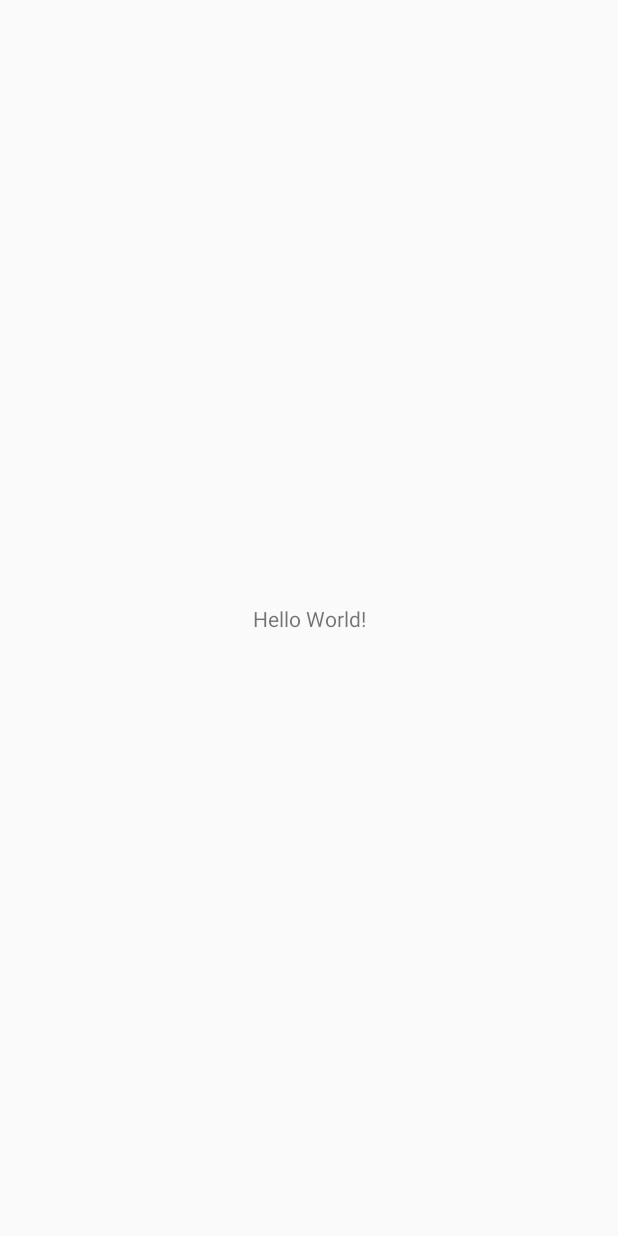
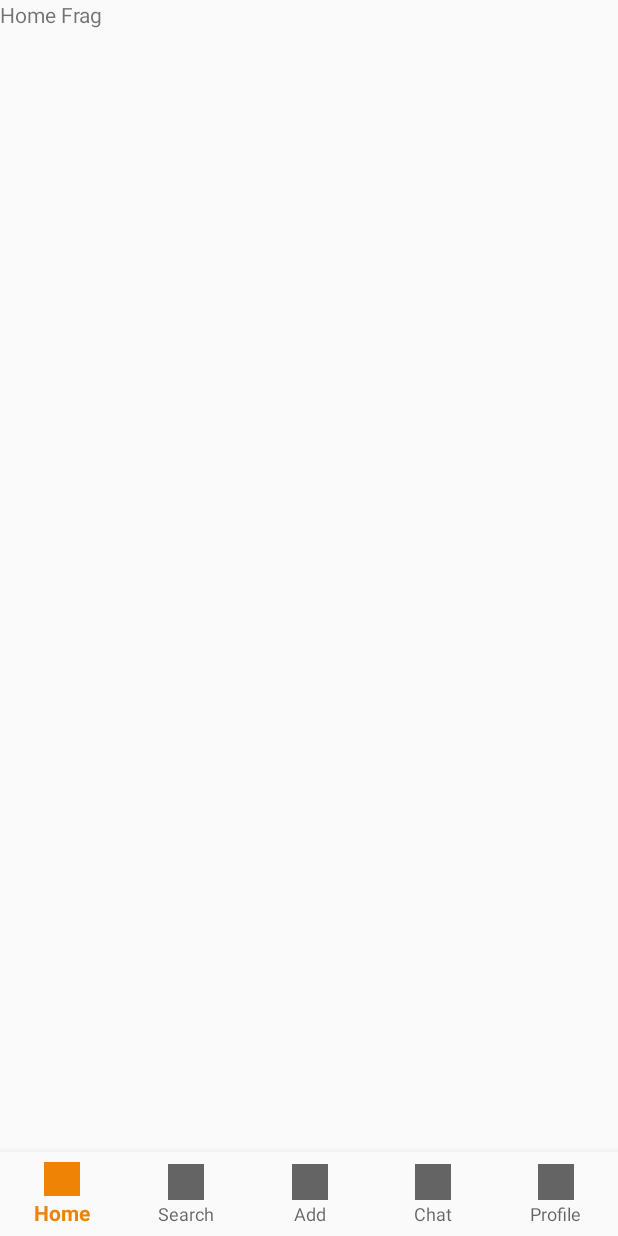
Before and after one commit to aybeedee/spot-it, an Android app: the MainActivity screen opened directly, with no data from a screen before it, on a phone screen of 412 x 824 dp. Before the commit the screen is almost empty. Run offline under Robolectric (Android 15) with nearby library versions, the phone set to English and light mode, and no system bars; our stand-ins replace navigation-ui.

Commit message:
added bottom nav bar and placeholder fragments

```diff
--- a/app/build.gradle
+++ b/app/build.gradle
@@ -26,6 +26,9 @@ android {
         sourceCompatibility JavaVersion.VERSION_1_8
         targetCompatibility JavaVersion.VERSION_1_8
     }
+    buildFeatures {
+        viewBinding true
+    }
 }
 
 dependencies {
@@ -33,6 +36,8 @@ dependencies {
     implementation 'androidx.appcompat:appcompat:1.6.1'
     implementation 'com.google.android.material:material:1.9.0'
     implementation 'androidx.constraintlayout:constraintlayout:2.1.4'
+    implementation 'androidx.navigation:navigation-runtime:2.4.1'
+    implementation 'androidx.navigation:navigation-ui:2.4.1'
     testImplementation 'junit:junit:4.13.2'
     androidTestImplementation 'androidx.test.ext:junit:1.1.5'
     androidTestImplementation 'androidx.test.espresso:espresso-core:3.5.1'
--- /dev/null
+++ b/app/src/main/java/com/abdullahumer/i200528/HomeFragment.java
@@ -0,0 +1,66 @@
+package com.abdullahumer.i200528;
+
+import android.os.Bundle;
+
+import androidx.fragment.app.Fragment;
+
+import android.util.Log;
+import android.view.LayoutInflater;
+import android.view.View;
+import android.view.ViewGroup;
+
+/**
+ * A simple {@link Fragment} subclass.
+ * Use the {@link HomeFragment#newInstance} factory method to
+ * create an instance of this fragment.
+ */
+public class HomeFragment extends Fragment {
+
+    // TODO: Rename parameter arguments, choose names that match
+    // the fragment initialization parameters, e.g. ARG_ITEM_NUMBER
+    private static final String ARG_PARAM1 = "param1";
+    private static final String ARG_PARAM2 = "param2";
+
+    // TODO: Rename and change types of parameters
+    private String mParam1;
+    private String mParam2;
+
+    public HomeFragment() {
+        // Required empty public constructor
+    }
+
+    /**
+     * Use this factory method to create a new instance of
+     * this fragment using the provided parameters.
+     *
+     * @param param1 Parameter 1.
+     * @param param2 Parameter 2.
+     * @return A new instance of fragment HomeFragment.
+     */
+    // TODO: Rename and change types and number of parameters
+    public static HomeFragment newInstance(String param1, String param2) {
+        HomeFragment fragment = new HomeFragment();
+        Bundle args = new Bundle();
+        args.putString(ARG_PARAM1, param1);
+        args.putString(ARG_PARAM2, param2);
+        fragment.setArguments(args);
+        Log.i("apple", "Inside HomeFrag");
+        return fragment;
+    }
+
+    @Override
+    public void onCreate(Bundle savedInstanceState) {
+        super.onCreate(savedInstanceState);
+        if (getArguments() != null) {
+            mParam1 = getArguments().getString(ARG_PARAM1);
+            mParam2 = getArguments().getString(ARG_PARAM2);
+        }
+    }
+
+    @Override
+    public View onCreateView(LayoutInflater inflater, ViewGroup container,
+                             Bundle savedInstanceState) {
+        // Inflate the layout for this fragment
+        return inflater.inflate(R.layout.fragment_home, container, false);
+    }
+}
--- a/app/src/main/java/com/abdullahumer/i200528/MainActivity.java
+++ b/app/src/main/java/com/abdullahumer/i200528/MainActivity.java
@@ -1,14 +1,71 @@
 package com.abdullahumer.i200528;
 
+import android.content.Intent;
+import android.os.Bundle;
+import android.util.Log;
+
+import com.google.android.material.bottomnavigation.BottomNavigationView;
+
 import androidx.appcompat.app.AppCompatActivity;
+import androidx.fragment.app.Fragment;
+import androidx.fragment.app.FragmentManager;
+import androidx.fragment.app.FragmentTransaction;
+import androidx.navigation.NavController;
+import androidx.navigation.Navigation;
+import androidx.navigation.ui.AppBarConfiguration;
+import androidx.navigation.ui.NavigationUI;
 
-import android.os.Bundle;
+import com.abdullahumer.i200528.databinding.ActivityMainBinding;
 
 public class MainActivity extends AppCompatActivity {
 
+    ActivityMainBinding mainBinding;
+
     @Override
     protected void onCreate(Bundle savedInstanceState) {
+
         super.onCreate(savedInstanceState);
-        setContentView(R.layout.activity_main);
+        mainBinding = ActivityMainBinding.inflate(getLayoutInflater());
+        setContentView(mainBinding.getRoot());
+        replaceFrag(new HomeFragment());
+
+        mainBinding.bottomNavigationView.setOnItemSelectedListener(item -> {
+            switch (item.getItemId())
+            {
+                case R.id.home_bottomnav:
+                    replaceFrag(new HomeFragment());
+                    break;
+
+                case R.id.search_bottomnav:
+                    replaceFrag(new SearchFragment());
+                    break;
+
+                case R.id.add_bottomnav:
+                    Intent intent = new Intent(MainActivity.this, Login.class);
+                    startActivity(intent);
+                    break;
+
+                case R.id.chat_bottomnav:
+                    replaceFrag(new ChatFragment());
+                    break;
+
+                case R.id.profile_bottomnav:
+                    replaceFrag(new ProfileFragment());
+                    break;
+            }
+
+            return true;
+        });
+    }
+
+    private void replaceFrag(Fragment fragment)
+    {
+        FragmentManager manager = getSupportFragmentManager();
+        FragmentTransaction transaction = manager.beginTransaction();
+
+        transaction.replace(R.id.frame_layout,fragment);
+        transaction.commit();
+
+
     }
 }
--- a/app/src/main/res/layout/activity_login.xml
+++ b/app/src/main/res/layout/activity_login.xml
@@ -75,6 +75,7 @@
         android:layout_marginBottom="25dp" />
 
     <Button
+        android:id="@+id/button_login"
         android:text="Login"
         android:layout_width="match_parent"
         android:layout_height="60dp"
--- a/app/src/main/res/layout/activity_main.xml
+++ b/app/src/main/res/layout/activity_main.xml
@@ -1,18 +1,29 @@
 <?xml version="1.0" encoding="utf-8"?>
-<androidx.constraintlayout.widget.ConstraintLayout xmlns:android="http://schemas.android.com/apk/res/android"
+<LinearLayout
+    xmlns:android="http://schemas.android.com/apk/res/android"
     xmlns:app="http://schemas.android.com/apk/res-auto"
     xmlns:tools="http://schemas.android.com/tools"
     android:layout_width="match_parent"
     android:layout_height="match_parent"
+    android:gravity="center"
+    android:orientation="vertical"
     tools:context=".MainActivity">
 
-    <TextView
-        android:layout_width="wrap_content"
+    <FrameLayout
+        android:id="@+id/frame_layout"
+        android:layout_width="match_parent"
+        android:layout_height="0dp"
+        android:layout_weight="1"></FrameLayout>
+
+    <com.google.android.material.bottomnavigation.BottomNavigationView
+        android:id="@+id/bottomNavigationView"
+        android:layout_width="match_parent"
         android:layout_height="wrap_content"
-        android:text="Hello World!"
-        app:layout_constraintBottom_toBottomOf="parent"
-        app:layout_constraintEnd_toEndOf="parent"
-        app:layout_constraintStart_toStartOf="parent"
-        app:layout_constraintTop_toTopOf="parent" />
+        android:layout_gravity="bottom"
+        android:background="?android:attr/windowBackground"
+        app:labelVisibilityMode="labeled"
+        app:menu="@menu/bottom_nav_menu">
 
-</androidx.constraintlayout.widget.ConstraintLayout>
+    </com.google.android.material.bottomnavigation.BottomNavigationView>
+
+</LinearLayout>
--- /dev/null
+++ b/app/src/main/res/layout/fragment_home.xml
@@ -0,0 +1,14 @@
+<?xml version="1.0" encoding="utf-8"?>
+<FrameLayout xmlns:android="http://schemas.android.com/apk/res/android"
+    xmlns:tools="http://schemas.android.com/tools"
+    android:layout_width="match_parent"
+    android:layout_height="match_parent"
+    tools:context=".HomeFragment">
+
+    <!-- TODO: Update blank fragment layout -->
+    <TextView
+        android:layout_width="match_parent"
+        android:layout_height="match_parent"
+        android:text="Home Frag" />
+
+</FrameLayout>
--- /dev/null
+++ b/app/src/main/res/menu/bottom_nav_menu.xml
@@ -0,0 +1,25 @@
+<?xml version="1.0" encoding="utf-8"?>
+<menu xmlns:android="http://schemas.android.com/apk/res/android">
+
+    <item android:title="Home"
+        android:icon="@drawable/home_icon"
+        android:id="@+id/home_bottomnav"/>
+    <item android:title="Search"
+        android:icon="@drawable/backspace_icon"
+        android:id="@+id/search_bottomnav"/>
+    <item android:title="Add"
+        android:icon="@drawable/backspace_icon"
+        android:id="@+id/add_bottomnav"
+        />
+<!--    <item-->
+<!--        android:id="@+id/placeholder"-->
+<!--        android:title="" />-->
+    <item android:title="Chat"
+        android:icon="@drawable/backspace_icon"
+        android:id="@+id/chat_bottomnav"
+        />
+    <item android:title="Profile"
+        android:icon="@drawable/backspace_icon"
+        android:id="@+id/profile_bottomnav"
+        />
+</menu>
--- a/app/src/main/res/values/strings.xml
+++ b/app/src/main/res/values/strings.xml
@@ -21,4 +21,6 @@
         <item>Multan</item>
         <item>Hyderabad</item>
     </string-array>
+    <!-- TODO: Remove or change this placeholder text -->
+    <string name="hello_blank_fragment">Hello blank fragment</string>
 </resources>
```
Also changed, not shown: app/src/main/java/com/abdullahumer/i200528/ChatFragment.java (added, +64 -0 lines), app/src/main/java/com/abdullahumer/i200528/Login.java (+11 -0 lines), app/src/main/java/com/abdullahumer/i200528/ProfileFragment.java (added, +64 -0 lines), app/src/main/java/com/abdullahumer/i200528/SearchFragment.java (added, +66 -0 lines), app/src/main/res/layout/fragment_chat.xml (added, +14 -0 lines), app/src/main/res/layout/fragment_profile.xml (added, +14 -0 lines), app/src/main/res/layout/fragment_search.xml (added, +14 -0 lines), app/src/main/res/drawable/home_icon.png (added).
